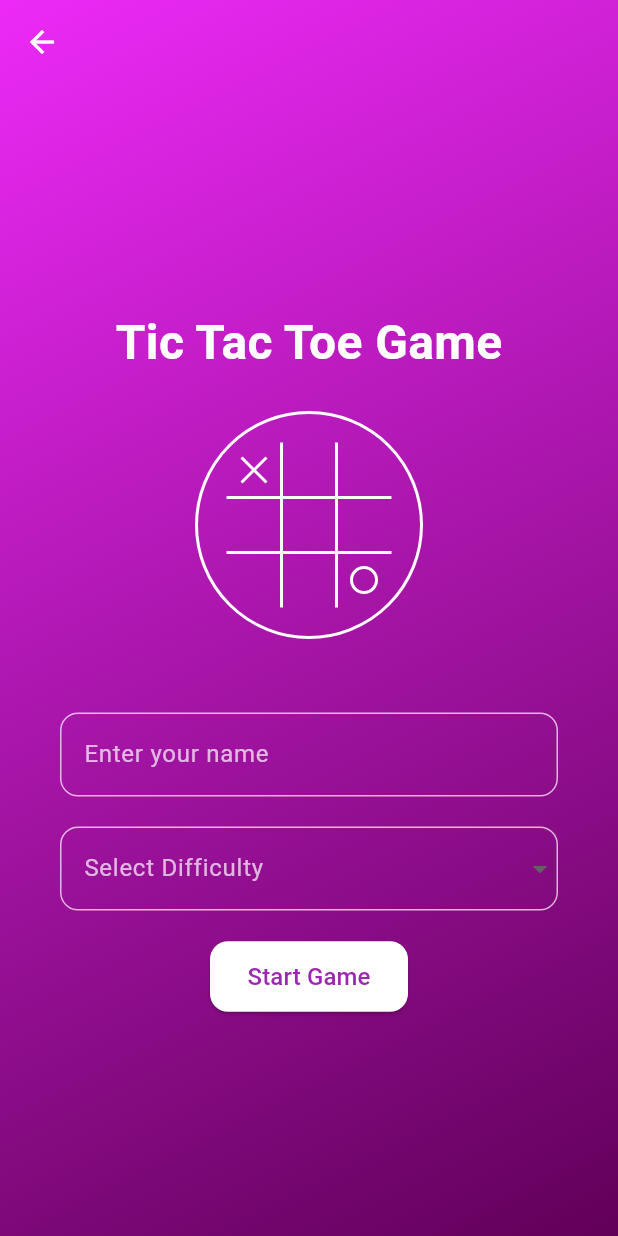
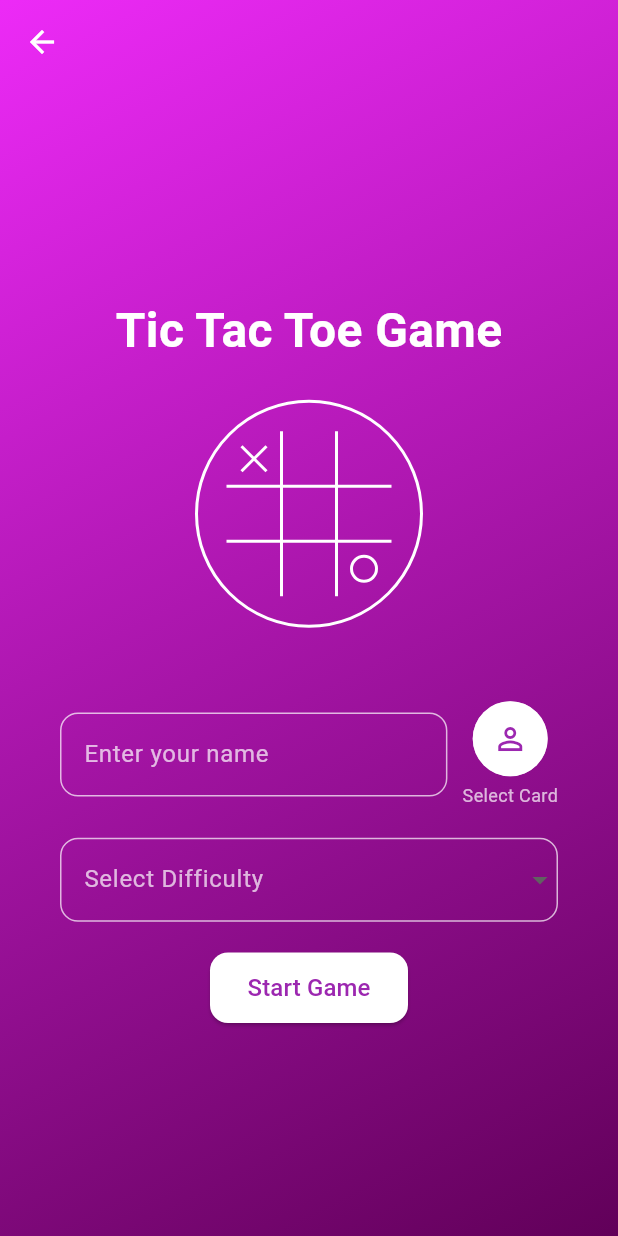
Before and after one commit to ShenaradeSilva/Classic_Noughts_And_Crosses_Game_Flutter, a Flutter app: the screen it shows after launch, after a tap on "Get Started", on a phone screen of 412 x 824 dp. Run offline on Flutter 3.47's test engine with Material 3 defaults, Android fonts, the phone set to English and light mode, and no system bars.

Commit message:
Added an option to select a player card and seperated the profile field in profile_card_field.dart file

```diff
--- /dev/null
+++ b/lib/screens/profile_card_field.dart
@@ -0,0 +1,86 @@
+import 'package:flutter/material.dart';
+
+enum PlayerProfile { male, female }
+
+class ProfileCardField extends StatelessWidget {
+  final TextEditingController nameController;
+  final PlayerProfile? selectedProfile;
+  final Function(PlayerProfile?) onProfileSelected;
+  final VoidCallback onTapSelectProfile;
+
+  final Map<PlayerProfile, String> profileImages = {
+    PlayerProfile.male: 'assets/male.png',
+    PlayerProfile.female: 'assets/female.png',
+  };
+
+  ProfileCardField({
+    super.key,
+    required this.nameController,
+    required this.selectedProfile,
+    required this.onProfileSelected,
+    required this.onTapSelectProfile,
+  });
+
+  @override
+  Widget build(BuildContext context) {
+    return Padding(
+      padding: const EdgeInsets.symmetric(horizontal: 40, vertical: 10),
+      child: Row(
+        crossAxisAlignment: CrossAxisAlignment.center,
+        children: [
+          Expanded(
+            child: TextField(
+              controller: nameController,
+              style: const TextStyle(color: Colors.white),
+              decoration: InputDecoration(
+                labelText: 'Enter your name',
+                labelStyle: const TextStyle(color: Colors.white70),
+                enabledBorder: OutlineInputBorder(
+                  borderSide: const BorderSide(color: Colors.white70),
+                  borderRadius: BorderRadius.circular(12),
+                ),
+                focusedBorder: OutlineInputBorder(
+                  borderSide: const BorderSide(color: Colors.white),
+                  borderRadius: BorderRadius.circular(12),
+                ),
+                contentPadding:
+                    const EdgeInsets.symmetric(horizontal: 12, vertical: 16),
+              ),
+            ),
+          ),
+          const SizedBox(width: 10),
+          Column(
+            children: [
+              GestureDetector(
+                onTap: onTapSelectProfile,
+                child: Container(
+                  width: 50,
+                  height: 50,
+                  decoration: BoxDecoration(
+                    shape: BoxShape.circle,
+                    border: Border.all(color: Colors.white70, width: 2),
+                    image: selectedProfile != null
+                        ? DecorationImage(
+                            image: AssetImage(profileImages[selectedProfile!]!),
+                            fit: BoxFit.cover,
+                          )
+                        : null,
+                    color: selectedProfile == null ? Colors.white : null,
+                  ),
+                  child: selectedProfile == null
+                      ? const Icon(Icons.person_outline, color: Colors.purple)
+                      : null,
+                ),
+              ),
+              const SizedBox(height: 4),
+              const Text(
+                'Select Card',
+                style: TextStyle(color: Colors.white70, fontSize: 12),
+              ),
+            ],
+          ),
+        ],
+      ),
+    );
+  }
+}
```
Also changed, not shown: lib/screens/home_screen.dart (+110 -47 lines), assets/female.png (added), assets/male.png (added), lib/ai_logic/easy.dart (added), lib/ai_logic/hard.dart (added), lib/ai_logic/medium.dart (added).
